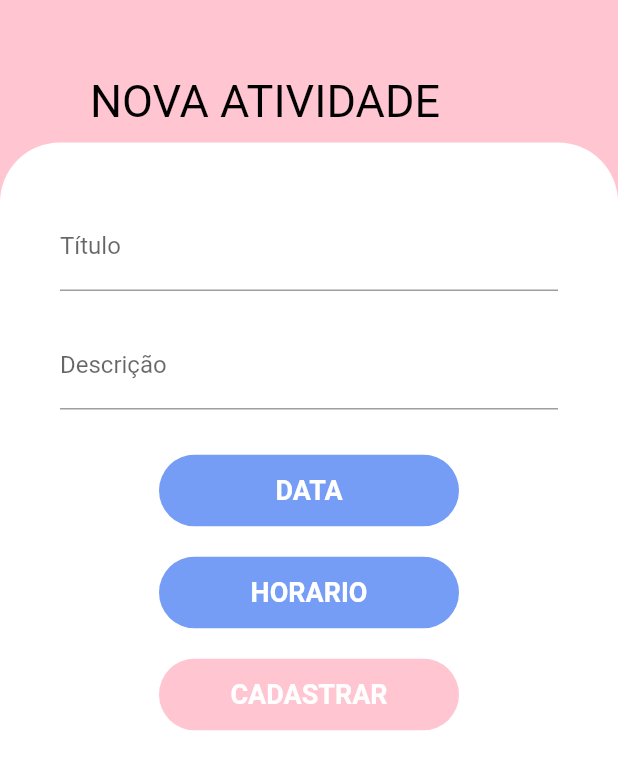
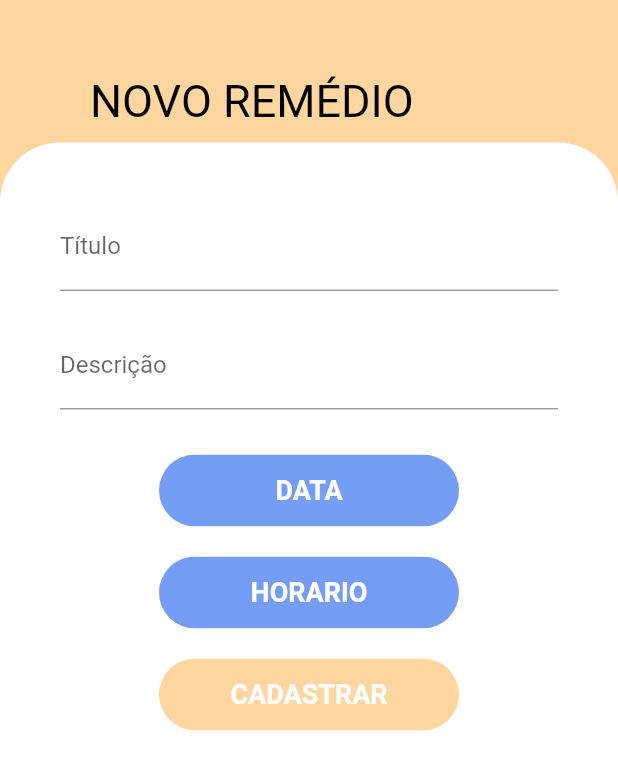
Before and after one commit to Vikaparra/SI700-Flutter, a Flutter app: the screen it shows once a user with an empty profile is signed in, after a tap on "REMÉDIO", on a phone screen of 412 x 824 dp. Shown: the top 770 px of the screen. Run offline on Flutter 3.47's test engine with Material 2 defaults, Android fonts, the phone set to English and light mode, and no system bars; our stand-ins replace cloud_firestore, firebase_auth, firebase_core, flutter_bloc; accounts and stored records are empty; Roboto replaces fonts that are missing (Comfortaa).

Commit message:
Adicionando front bonitinho

```diff
--- a/Projeto/flutter_application_2/lib/view/calendar.dart
+++ b/Projeto/flutter_application_2/lib/view/calendar.dart
@@ -202,7 +202,7 @@ divisoria(appointCollection, position, context) {
     return Padding(
         child: SizedBox(
             child: const Text(
-              'COMPROMISSOS: ',
+              'ATIVIDADES',
               textAlign: TextAlign.left,
               style: TextStyle(
                   fontSize: 30,
--- a/Projeto/flutter_application_2/lib/view/edit_profile.dart
+++ b/Projeto/flutter_application_2/lib/view/edit_profile.dart
@@ -93,12 +93,19 @@ Widget profileImage(context) {
         bottom: MediaQuery.of(context).size.height * 0.04),
     decoration: const BoxDecoration(
       borderRadius: BorderRadius.all(Radius.circular(20)),
-      color: Colors.black,
+      color: Colors.white,
     ),
-    child: SizedBox(
-      width: MediaQuery.of(context).size.height * 0.17,
-      height: MediaQuery.of(context).size.height * 0.17,
-    ),
+    child: Image.asset(
+                'assets/images/3new.png', //Imagem de plano de fundo com logo
+                width: MediaQuery.of(context).size.height * 0.21,
+      height: MediaQuery.of(context).size.height * 0.21,
+              ),
+
+
+    // SizedBox(
+    //   width: MediaQuery.of(context).size.height * 0.17,
+    //   height: MediaQuery.of(context).size.height * 0.17,
+    // ),
   );
 }
 
--- a/Projeto/flutter_application_2/lib/view/new_alarm.dart
+++ b/Projeto/flutter_application_2/lib/view/new_alarm.dart
@@ -5,6 +5,7 @@ import 'package:flutter_application_2/view/constants.dart';
 import 'package:flutter_application_2/view/new_alarm_consulta.dart';
 import 'package:flutter_application_2/view/new_alarm_exercicio.dart';
 import 'package:flutter_application_2/view/new_alarm_lazer.dart';
+import 'package:flutter_application_2/view/new_alarm_remedio.dart';
 import 'package:flutter_bloc/flutter_bloc.dart';
 
 class NewAct extends StatelessWidget {
@@ -109,8 +110,8 @@ class NewActState extends StatelessWidget {
                                   BlocProvider<ManageBloc>.value(
                                       value:
                                           BlocProvider.of<ManageBloc>(context),
-                                      child: const NewConsulta()),
-                                ], child: const NewConsulta())
+                                      child: const NewRemed()),
+                                ], child: const NewRemed())
                         ),
                       );
                     },
--- a/Projeto/flutter_application_2/lib/view/new_alarm_consulta.dart
+++ b/Projeto/flutter_application_2/lib/view/new_alarm_consulta.dart
@@ -52,7 +52,7 @@ Widget title() {
               color: Colors.black,
               fontFamily: "Comfortaa"),
           child: Text(
-            'NOVA ATIVIDADE',
+            'NOVA CONSULTA',
             textAlign: TextAlign.start,
           ),
         )),
--- a/Projeto/flutter_application_2/lib/view/new_alarm_exercicio.dart
+++ b/Projeto/flutter_application_2/lib/view/new_alarm_exercicio.dart
@@ -57,7 +57,7 @@ Widget title() {
                 color: Colors.black,
                 fontFamily: "Comfortaa"),
             child: Text(
-              'NOVA ATIVIDADE',
+              'NOVO EXERCÍCIO',
               textAlign: TextAlign.start,
             ),
           )),
--- a/Projeto/flutter_application_2/lib/view/new_alarm_lazer.dart
+++ b/Projeto/flutter_application_2/lib/view/new_alarm_lazer.dart
@@ -54,7 +54,7 @@ Widget title() {
               color: Colors.black,
               fontFamily: "Comfortaa"),
           child: Text(
-            'NOVA ATIVIDADE',
+            'NOVO LAZER',
             textAlign: TextAlign.start,
           ),
         )),
--- a/Projeto/flutter_application_2/lib/view/new_alarm_remedio.dart
+++ b/Projeto/flutter_application_2/lib/view/new_alarm_remedio.dart
@@ -27,7 +27,7 @@ class ScreenAlarm extends StatelessWidget {
     return SingleChildScrollView(
       child: Container( //Background com color da atividade:  Verde
         decoration: const BoxDecoration(
-          color: kGreenColor,
+          color: kOrangeColor,
         ),
         child: Column(
           children: [
@@ -54,7 +54,7 @@ Widget title() {
               color: Colors.black,
               fontFamily: "Comfortaa"),
           child: Text(
-            'NOVA ATIVIDADE',
+            'NOVO REMÉDIO',
             textAlign: TextAlign.start,
           ),
         )),
@@ -134,7 +134,7 @@ class FormAct extends State<FormularioCad> {
                 RoundedButton(
                     text: "CADASTRAR",
                     textColor: kWhiteColor,
-                    color: kGreenColor,
+                    color: kOrangeColor,
                     press: () async {
                       if (alarmDate!.year != 0001) {
                         DateTime? finalAlarm = DateTime(
@@ -160,7 +160,7 @@ class FormAct extends State<FormularioCad> {
                         ScaffoldMessenger.of(context)
                             .showSnackBar(const SnackBar(
                           //Adicionando snackbar ao cadastrar
-                          backgroundColor: kGreenColor,
+                          backgroundColor: kOrangeColor,
                           duration: Duration(seconds: 1),
                           content: Text("ATIVIDADE SALVA",
                               style: TextStyle(fontWeight: FontWeight.bold)),
```
Also changed, not shown: Projeto/flutter_application_2/assets/images/3.png (added), Projeto/flutter_application_2/assets/images/3new.png (added).
